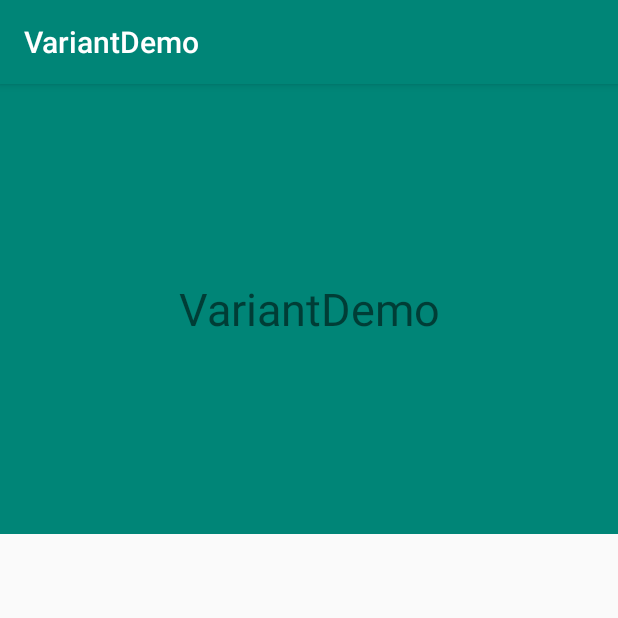
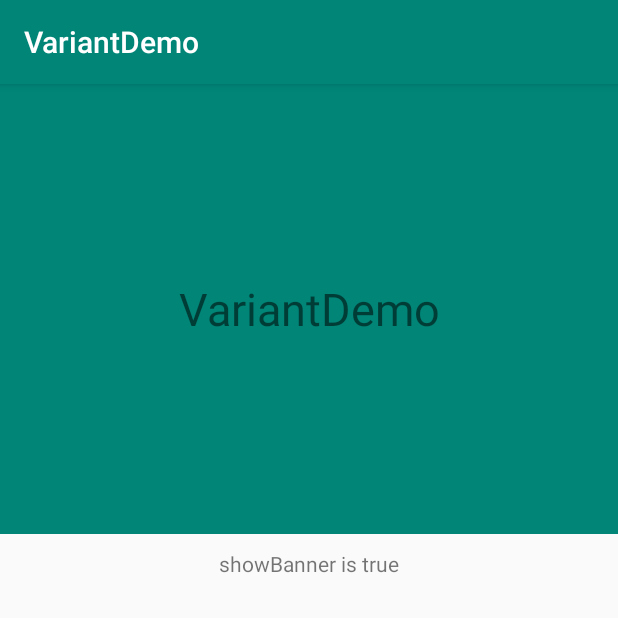
Before and after one commit to TimChenDev/VariantDemo, an Android app: the screen it shows after launch (MainActivity), on a phone screen of 412 x 824 dp, the top half of it. Run offline under Robolectric (Android 15) with nearby library versions, the phone set to English and light mode, and no system bars.

Commit message:
feat: 對不同環境新增 applicationId 的區別與 BuildConfig 的資料區別

```diff
--- a/app/build.gradle
+++ b/app/build.gradle
@@ -25,10 +25,14 @@ android {
     flavorDimensions "owner"
     productFlavors{
         asus{
+            applicationId "com.variantdemo.asus"
             dimension "owner"
+            buildConfigField "boolean", "SHOW_BANNER", "true"
         }
         acer{
+            applicationId "com.variantdemo.acer"
             dimension "owner"
+            buildConfigField "boolean", "SHOW_BANNER", "false"
         }
     }
 }
--- a/app/src/main/java/com/devtimchentw/variantdemo/MainActivity.kt
+++ b/app/src/main/java/com/devtimchentw/variantdemo/MainActivity.kt
@@ -2,11 +2,17 @@ package com.devtimchentw.variantdemo
 
 import androidx.appcompat.app.AppCompatActivity
 import android.os.Bundle
+import android.util.Log
+import kotlinx.android.synthetic.main.activity_main.*
 
 class MainActivity : AppCompatActivity() {
 
     override fun onCreate(savedInstanceState: Bundle?) {
         super.onCreate(savedInstanceState)
         setContentView(R.layout.activity_main)
+
+        val showBanner = "showBanner is ${BuildConfig.SHOW_BANNER}"
+
+        tv_message.text = showBanner
     }
 }
--- a/app/src/main/res/layout/activity_main.xml
+++ b/app/src/main/res/layout/activity_main.xml
@@ -4,6 +4,7 @@
     xmlns:tools="http://schemas.android.com/tools"
     android:layout_width="match_parent"
     android:layout_height="match_parent"
+    android:orientation="vertical"
     tools:context=".MainActivity">
 
     <TextView
@@ -12,10 +13,14 @@
         android:text="@string/app_name"
         android:textSize="30sp"
         android:gravity="center"
-        android:background="@color/colorPrimary"
-        app:layout_constraintBottom_toBottomOf="parent"
-        app:layout_constraintLeft_toLeftOf="parent"
-        app:layout_constraintRight_toRightOf="parent"
-        app:layout_constraintTop_toTopOf="parent" />
+        android:background="@color/colorPrimary" />
+
+    <TextView
+        android:id="@+id/tv_message"
+        android:layout_width="match_parent"
+        android:layout_height="40dp"
+        android:gravity="center"
+        tools:text="Here will show banner state"/>
+
 
 </LinearLayout>
```
